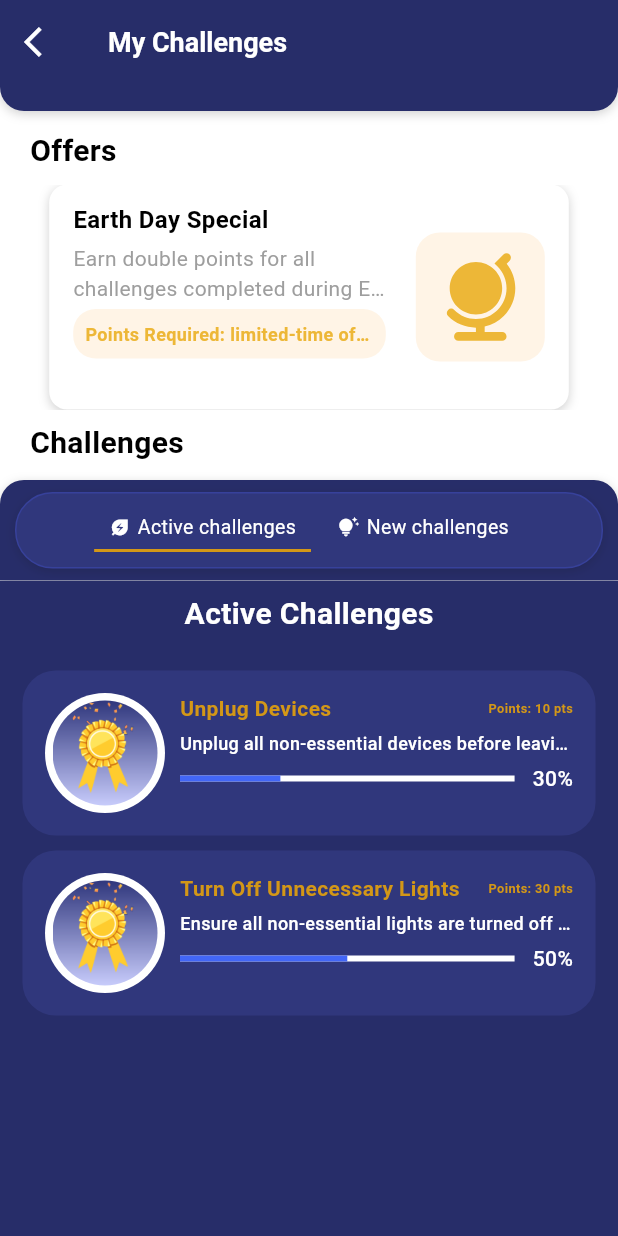
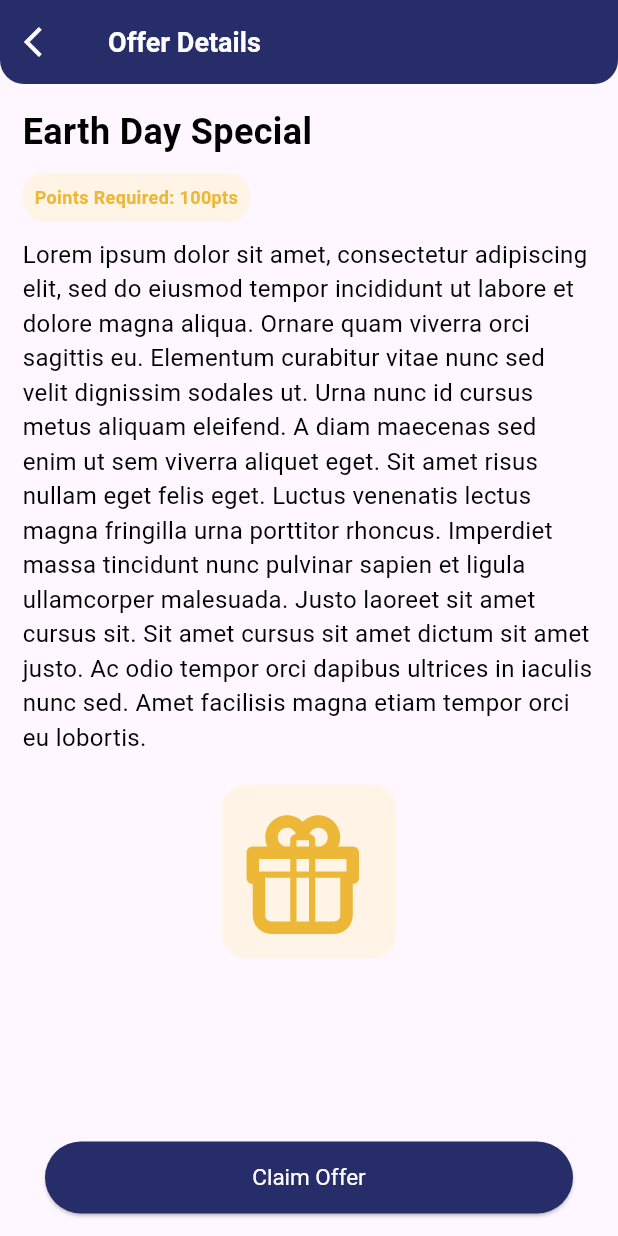
Before and after one commit to wiem-2001/connect, a Flutter app: the screen it shows after launch, on a phone screen of 412 x 824 dp. Run offline on Flutter 3.47's test engine with Material 3 defaults, Android fonts, the phone set to English and light mode, and no system bars; drawn by our look-alikes of carousel_slider; our stand-ins replace camera, get, permission_handler, typicons_flutter; missing offline and left inert: fluttermoji, tflite_v2.

Commit message:
offer Details added

```diff
--- /dev/null
+++ b/lib/challenges/views/offerDetails.dart
@@ -0,0 +1,145 @@
+import 'package:flutter/material.dart';
+import 'package:typicons_flutter/typicons_flutter.dart';
+
+class OfferDetailScreen extends StatelessWidget {
+  const OfferDetailScreen({Key? key}) : super(key: key);
+
+  @override
+  Widget build(BuildContext context) {
+    return Scaffold(
+      body: Column(
+        children: [
+          ClipRRect(
+            borderRadius: BorderRadius.only(
+              bottomLeft: Radius.circular(16),
+              bottomRight: Radius.circular(16),
+            ),
+            child: AppBar(
+              backgroundColor: Color.fromARGB(255, 39, 45, 105),
+              automaticallyImplyLeading: false,
+              leading: IconButton(
+                icon: Icon(Icons.arrow_back_ios, color: Colors.white),
+                onPressed: () => Navigator.of(context).pop(),
+              ),
+              title: Text(
+                'Offer Details',
+                style: TextStyle(
+                  color: Colors.white,
+                  fontSize: 18,
+                  fontWeight: FontWeight.bold,
+                ),
+              ),
+              centerTitle: false,
+              elevation: 0,
+            ),
+          ),
+          Expanded(
+            child: Padding(
+              padding: EdgeInsets.all(15),
+              child: Column(
+                crossAxisAlignment: CrossAxisAlignment.start,
+                children: [
+                  Row(
+                    children: [
+                      Expanded(
+                        child: Text(
+                          'Earth Day Special',
+                          style: TextStyle(
+                            color: Colors.black,
+                            fontSize: 24,
+                            fontWeight: FontWeight.bold,
+                          ),
+                        ),
+                      ),
+                    ],
+                  ),
+                  SizedBox(height: 10),
+                  Row(
+                    children: [
+                      Container(
+                        padding: EdgeInsets.all(8),
+                        decoration: BoxDecoration(
+                          color: Color(0xFFfff4e6),
+                          borderRadius: BorderRadius.all(
+                            Radius.circular(15),
+                          ),
+                        ),
+                        child: Text(
+                          'Points Required: 100pts',
+                          style: TextStyle(
+                            color: Color(0xFFEDB737),
+                            fontSize: 12,
+                            fontWeight: FontWeight.bold,
+                          ),
+                          overflow: TextOverflow.ellipsis,
+                          maxLines: 1,
+                        ),
+                      ),
+                    ],
+                  ),
+                  SizedBox(height: 10),
+                  Row(
+                    children: [
+                      Expanded(
+                        child: Text(
+                          'Lorem ipsum dolor sit amet, consectetur adipiscing elit, sed do eiusmod tempor incididunt ut labore et dolore magna aliqua. Ornare quam viverra orci sagittis eu. Elementum curabitur vitae nunc sed velit dignissim sodales ut. Urna nunc id cursus metus aliquam eleifend. A diam maecenas sed enim ut sem viverra aliquet eget. Sit amet risus nullam eget felis eget. Luctus venenatis lectus magna fringilla urna porttitor rhoncus. Imperdiet massa tincidunt nunc pulvinar sapien et ligula ullamcorper malesuada. Justo laoreet sit amet cursus sit. Sit amet cursus sit amet dictum sit amet justo. Ac odio tempor orci dapibus ultrices in iaculis nunc sed. Amet facilisis magna etiam tempor orci eu lobortis.',
+                          style: TextStyle(
+                            color: Colors.black,
+                            fontSize: 16,
+                          ),
+                        ),
+                      ),
+                    ],
+                  ),
+                  SizedBox(height: 20),
+                  Center(
+                    child: Container(
+                      decoration: BoxDecoration(
+                        color: Color(0xFFfff4e6),
+                        borderRadius: BorderRadius.all(
+                          Radius.circular(16),
+                        ),
+                      ),
+                      child: Padding(
+                        padding: const EdgeInsets.all(8.0),
+                        child: Icon(
+                          Typicons.gift,
+                          size: 100,
+                          color: Color(0xFFEDB737),
+                        ),
+                      ),
+                    ),
+                  ),
+                  Spacer(),
+                  Padding(
+                    padding: EdgeInsets.symmetric(horizontal: 15),
+                    child: SizedBox(
+                      width: double.infinity,
+                      child: ElevatedButton(
+                        onPressed: () {
+                          // Implement the logic to claim the offer here
+                        },
+                        style: ElevatedButton.styleFrom(
+                          backgroundColor: Color.fromARGB(255, 39, 45, 105),
+                          padding: EdgeInsets.symmetric(vertical: 15),
+                          textStyle: TextStyle(fontSize: 18),
+                        ),
+                        child: Text(
+                          'Claim Offer',
+                          style: TextStyle(
+                            color: Colors.white,
+                            fontSize: 15,
+                          ),
+                        ),
+                      ),
+                    ),
+                  ),
+                ],
+              ),
+            ),
+          ),
+        ],
+      ),
+    );
+  }
+}
--- a/lib/main.dart
+++ b/lib/main.dart
@@ -1,6 +1,7 @@
 import 'package:flutter/material.dart';
 import 'package:get/get.dart';
 import 'package:my_first_app/challenges/controllers/chalengeController.dart';
+import 'package:my_first_app/challenges/views/offerDetails.dart';
 import 'package:provider/provider.dart';
 
 import 'package:my_first_app/Ai/views/CameraView.dart';
@@ -38,7 +39,7 @@ class MyApp extends StatelessWidget {
         ),
         home: ChangeNotifierProvider(
   create: (context) => ChallengesController(),
-  child: ChallengesWidget(),
+  child: OfferDetailScreen(),
 )
 , // Corrected parameter name
         getPages: [
```
